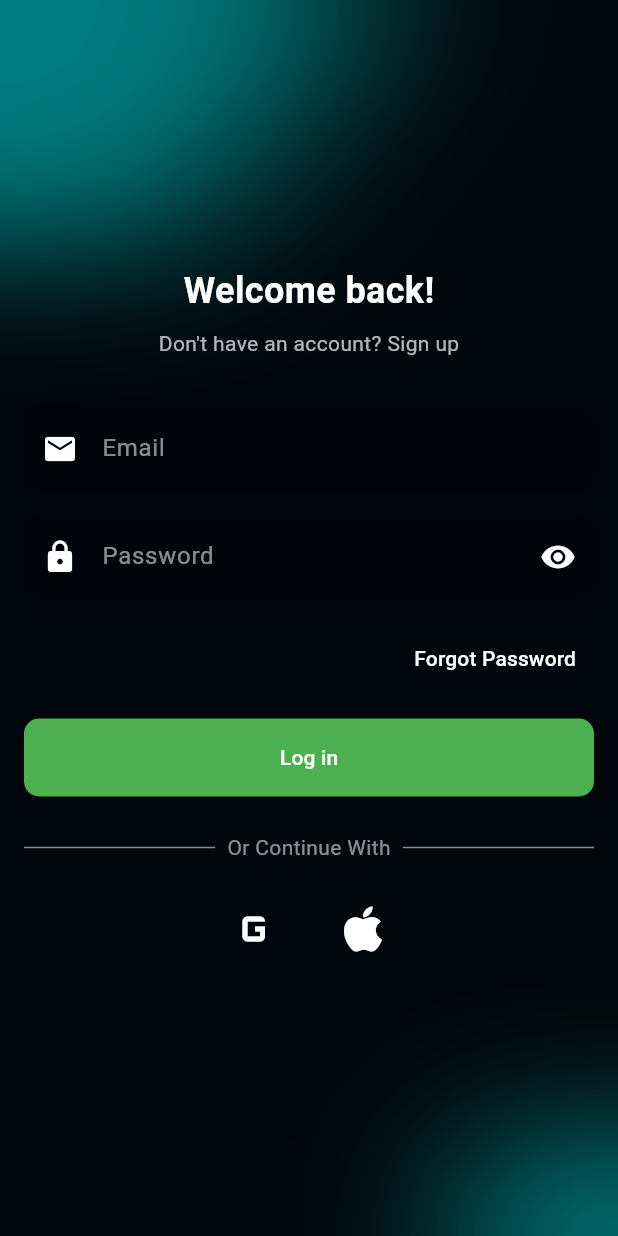
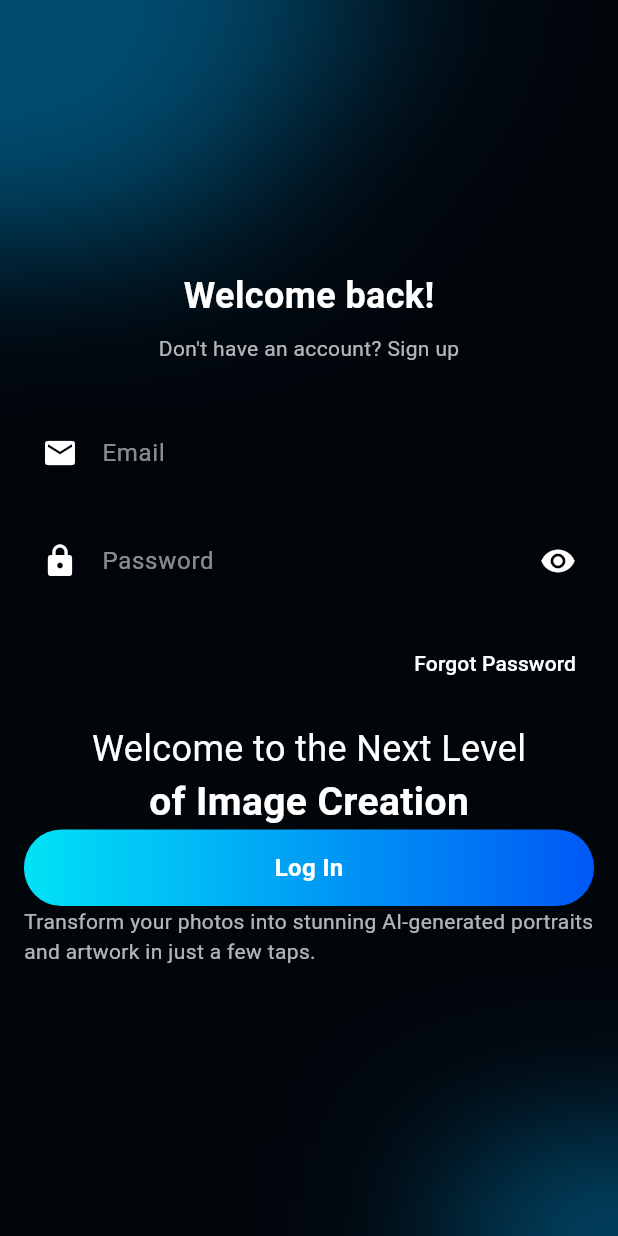
Before and after one commit to hasanchowdhury-codezzi/design-test, a Flutter app: the screen it shows after launch, on a phone screen of 412 x 824 dp. Run offline on Flutter 3.47's test engine with Material 3 defaults, Android fonts, the phone set to English and light mode, and no system bars.

Commit message:
working on first page

```diff
--- a/lib/constants.dart
+++ b/lib/constants.dart
@@ -4,4 +4,5 @@ class AppColors {
   static const kPrimaryGradientColor = Color(0xff00FEFF);
   static const kSecondaryGradientColor = Color(0xff003EC1);
   static const kSecondaryColor = Color(0xff01070E);
+  static const kGradientColor = Color(0xff009ADF);
 }
--- a/lib/main.dart
+++ b/lib/main.dart
@@ -16,6 +16,9 @@ class MyApp extends StatelessWidget {
       debugShowCheckedModeBanner: false,
       theme: ThemeData(
         colorScheme: ColorScheme.fromSeed(seedColor: Colors.deepPurple),
+        textTheme: TextTheme(
+          bodyMedium: const TextStyle(color: Colors.white),
+        ),
         useMaterial3: true,
       ),
       home: const OnboardingScreen(),
--- a/lib/screens/onboarding/onboarding_screen.dart
+++ b/lib/screens/onboarding/onboarding_screen.dart
@@ -1,4 +1,5 @@
 import 'dart:ui';
+import 'package:design_test/shared/customElevatedButton.dart';
 import 'package:design_test/shared/custom_scaffold.dart';
 import 'package:flutter/material.dart';
 
@@ -76,53 +77,18 @@ class OnboardingScreen extends StatelessWidget {
                 ),
               ),
               const SizedBox(height: 16),
+              const Text('Welcome to the Next Level', style: TextStyle(fontSize: 24)),
+              const Text('of Image Creation', style: TextStyle(fontSize: 26, fontWeight: FontWeight.bold)),
               // Login Button
-              ElevatedButton(
+              GradientButton(
                 onPressed: () {},
-                style: ElevatedButton.styleFrom(
-                  backgroundColor: Colors.green,
-                  padding: const EdgeInsets.symmetric(vertical: 16),
-                  minimumSize: const Size(double.infinity, 50),
-                  shape: RoundedRectangleBorder(
-                    borderRadius: BorderRadius.circular(10),
-                  ),
+                text: 'Log In',
+              ),
+              Text(
+                'Transform your photos into stunning AI-generated portraits and artwork in just a few taps.',
+                style: TextStyle(
+                  color: Colors.white.withOpacity(0.7),
                 ),
-                child: const Text('Log in', style: TextStyle(color: Colors.white)),
-              ),
-              const SizedBox(height: 24),
-              // Continue with text
-              const Row(
-                children: [
-                  Expanded(child: Divider(color: Colors.white54)),
-                  Padding(
-                    padding: EdgeInsets.symmetric(horizontal: 8.0),
-                    child: Text(
-                      'Or Continue With',
-                      style: TextStyle(color: Colors.white54),
-                    ),
-                  ),
-                  Expanded(child: Divider(color: Colors.white54)),
-                ],
-              ),
-              const SizedBox(height: 16),
-              // Social Buttons
-              Row(
-                mainAxisAlignment: MainAxisAlignment.center,
-                children: [
-                  IconButton(
-                    onPressed: () {},
-                    icon: const Icon(Icons.g_mobiledata),
-                    iconSize: 40,
-                    color: Colors.white,
-                  ),
-                  const SizedBox(width: 16),
-                  IconButton(
-                    onPressed: () {},
-                    icon: const Icon(Icons.apple),
-                    iconSize: 40,
-                    color: Colors.white,
-                  ),
-                ],
               ),
             ],
           ),
--- /dev/null
+++ b/lib/shared/customElevatedButton.dart
@@ -0,0 +1,42 @@
+import 'package:flutter/material.dart';
+
+class GradientButton extends StatelessWidget {
+  final String text;
+  final VoidCallback onPressed;
+
+  const GradientButton({
+    super.key,
+    required this.text,
+    required this.onPressed,
+  });
+
+  @override
+  Widget build(BuildContext context) {
+    return InkWell(
+      onTap: onPressed,
+      splashColor: Colors.transparent, // Remove splash effect
+      highlightColor: Colors.transparent, // Remove highlight effect
+      child: Container(
+        decoration: BoxDecoration(
+          gradient: const LinearGradient(
+            colors: [Color(0xFF00E3F5), Color(0xFF0058F5)],
+            begin: Alignment.centerLeft,
+            end: Alignment.centerRight,
+          ),
+          borderRadius: BorderRadius.circular(25), // Rounded edges
+        ),
+        padding: const EdgeInsets.symmetric(vertical: 14, horizontal: 28),
+        child: Center(
+          child: Text(
+            text,
+            style: const TextStyle(
+              color: Colors.white,
+              fontSize: 16,
+              fontWeight: FontWeight.bold,
+            ),
+          ),
+        ),
+      ),
+    );
+  }
+}
--- a/lib/shared/custom_scaffold.dart
+++ b/lib/shared/custom_scaffold.dart
@@ -32,7 +32,7 @@ class CustomScaffold extends StatelessWidget {
                     begin: Alignment.topLeft,
                     end: Alignment.bottomCenter,
                     colors: [
-                      AppColors.kPrimaryGradientColor,
+                      AppColors.kGradientColor,
                       AppColors.kSecondaryColor,
                     ],
                     stops: [0.5, 1.0],
@@ -54,7 +54,7 @@ class CustomScaffold extends StatelessWidget {
                     begin: Alignment.bottomRight,
                     end: Alignment.bottomCenter,
                     colors: [
-                      AppColors.kPrimaryGradientColor,
+                      AppColors.kGradientColor,
                       AppColors.kSecondaryColor,
                     ],
                     stops: [0.5, 1.0],
```
